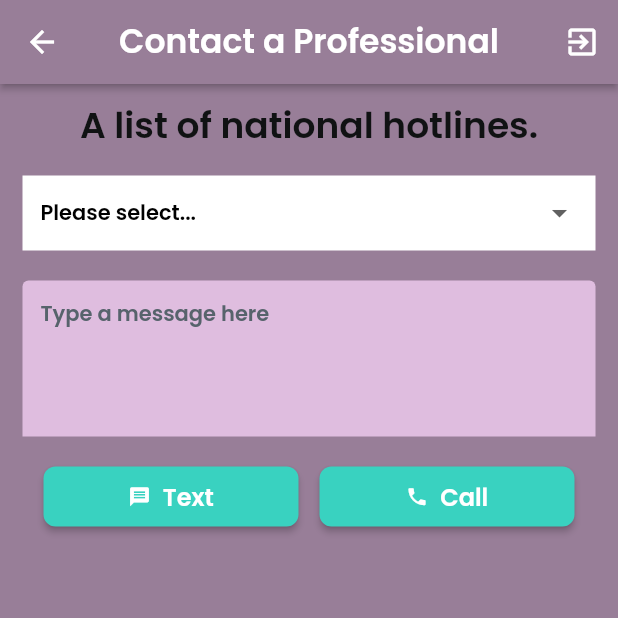
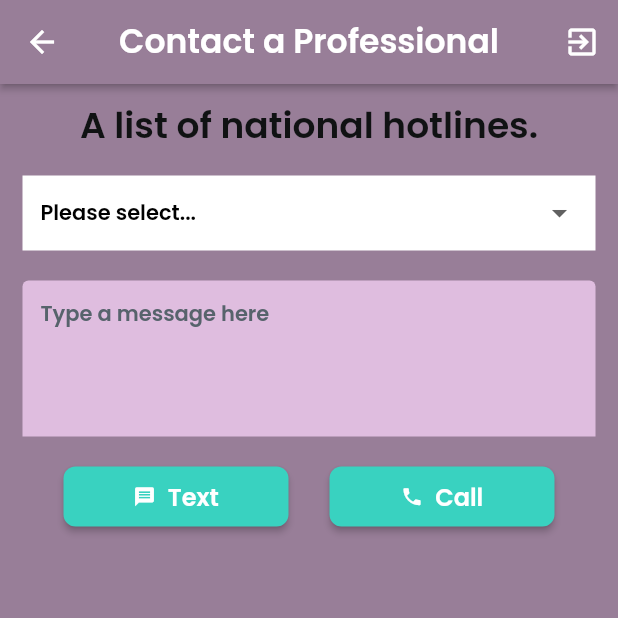
Before and after one commit to abdullah2891/safe_space_plugin, a Flutter app: the ContactAProfessionalWidget screen opened directly, on a phone screen of 412 x 824 dp, the top half of it. Run offline on Flutter 3.47's test engine with Material 2 defaults, Android fonts, the light colour scheme and no system bars; drawn by our look-alikes of auto_size_text; our stand-ins replace assets_audio_player, cached_network_image, firebase_auth, firebase_core, firebase_database, flutter_contacts and 15 more; missing offline and left inert: audio_session, dart:html, flutter_phone_direct_caller, flutter_sms, flutter_sound, flutter_sound_platform_interface and 4 more; accounts and stored records are empty.

Commit message:
fixed button size

```diff
--- a/lib/src/ui/contact_professional_widget.dart
+++ b/lib/src/ui/contact_professional_widget.dart
@@ -259,7 +259,7 @@ class _ContactAProfessionalWidgetState
                               size: 15,
                             ),
                             options: FFButtonOptions(
-                              width: 170,
+                              width: 150,
                               height: 40,
                               color:
                                   FlutterFlowTheme.of(context).secondaryColor,
@@ -289,7 +289,7 @@ class _ContactAProfessionalWidgetState
                               size: 15,
                             ),
                             options: FFButtonOptions(
-                              width: 170,
+                              width: 150,
                               height: 40,
                               color:
                                   FlutterFlowTheme.of(context).secondaryColor,
```
